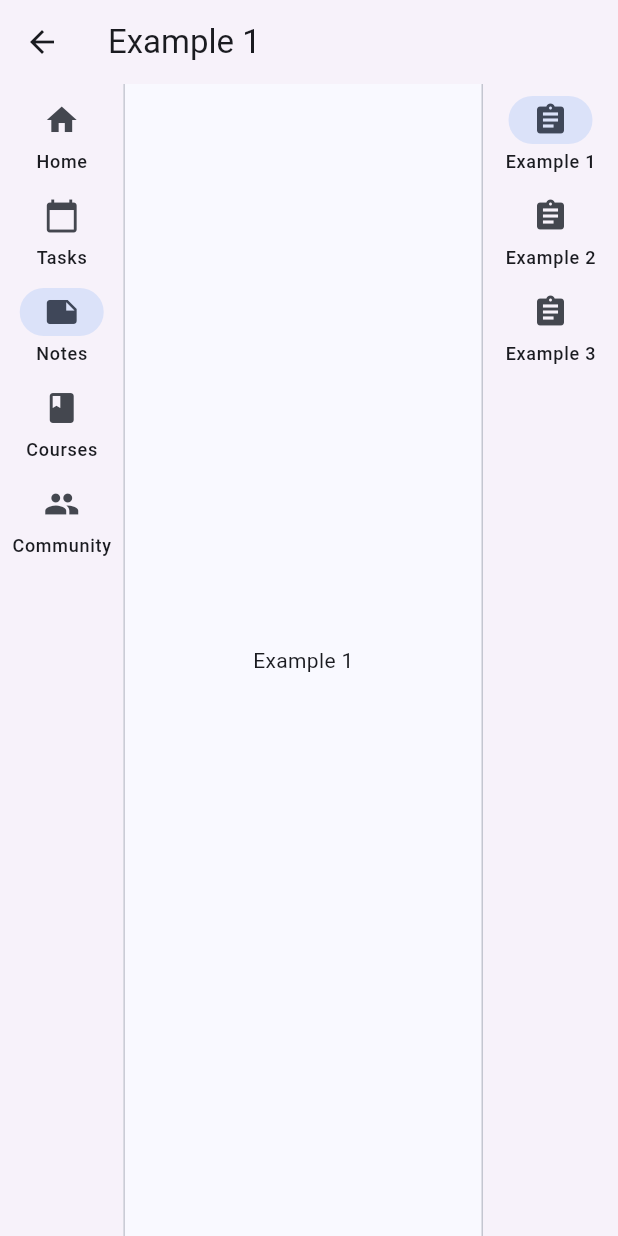
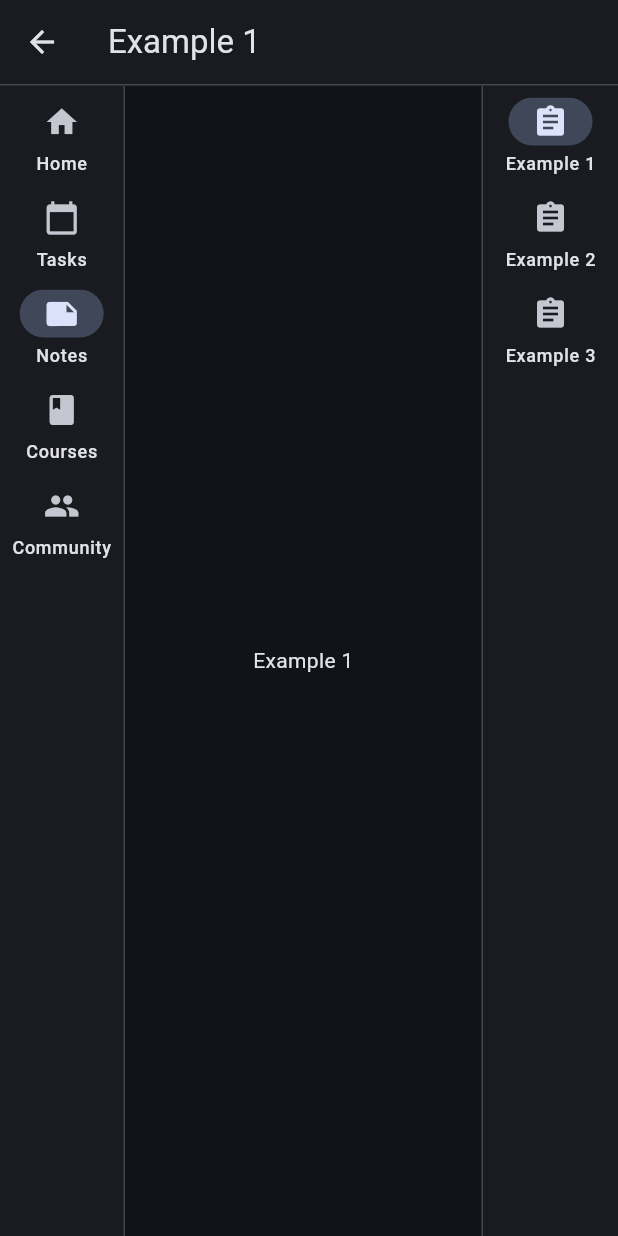
Before and after one commit to AlexeyFloppa/better_io, a Flutter app: the DesktopLayout screen opened directly, after a tap on "Tasks", after a tap on "Notes", on a phone screen of 412 x 824 dp. Run offline on Flutter 3.47's test engine with Material 3 defaults, Android fonts, the phone set to English and light mode, and no system bars; our stand-ins replace flutter_colorpicker, hive, hive_flutter, syncfusion_flutter_calendar; accounts and stored records are empty; statements that could not run were skipped.

Commit message:
feat: Update theme handling and implement custom app bars for desktop and mobile layouts

```diff
--- a/lib/app.dart
+++ b/lib/app.dart
@@ -16,7 +16,7 @@ class App extends StatelessWidget {
       title: 'Better.io',
       theme: AppTheme.lightTheme,
       darkTheme: AppTheme.darkTheme,
-      themeMode: ThemeMode.system,
+      themeMode: ThemeMode.dark,
       home: ChangeNotifierProvider(
         create: (_) => NavController(),
         child: AdaptiveLayout(),
--- a/lib/core/theme/app_theme.dart
+++ b/lib/core/theme/app_theme.dart
@@ -2,32 +2,14 @@ import 'package:flutter/material.dart';
 
 class AppTheme {
   static ThemeData lightTheme = ThemeData(
+    brightness: Brightness.light,
     useMaterial3: true,
     colorSchemeSeed: const Color.fromARGB(255, 26, 115, 232),
-    appBarTheme: AppBarTheme(
-      backgroundColor: ThemeData().colorScheme.surfaceContainerLow,
-      scrolledUnderElevation: 0,
-    ),
-    bottomNavigationBarTheme: BottomNavigationBarThemeData(
-      backgroundColor: ThemeData().colorScheme.surfaceContainerLow,
-    ),
-    navigationRailTheme: NavigationRailThemeData(
-      backgroundColor: ThemeData().colorScheme.surfaceContainerLow,
-    ),
   );
 
   static ThemeData darkTheme = ThemeData(
+    brightness: Brightness.dark,
     useMaterial3: true,
     colorSchemeSeed: const Color.fromARGB(255, 26, 115, 232),
-    appBarTheme: AppBarTheme(
-      backgroundColor: ThemeData().colorScheme.surfaceContainerLow,
-      scrolledUnderElevation: 0,
-    ),
-    bottomNavigationBarTheme: BottomNavigationBarThemeData(
-      backgroundColor: ThemeData().colorScheme.surfaceContainerLow,
-    ),
-    navigationRailTheme: NavigationRailThemeData(
-      backgroundColor: ThemeData().colorScheme.surfaceContainerLow,
-    ),
   );
 }
--- a/lib/features/navigation/presentation/layout/desktop_layout.dart
+++ b/lib/features/navigation/presentation/layout/desktop_layout.dart
@@ -5,6 +5,7 @@ import 'package:provider/provider.dart';
 import '../widgets/module_nav_rail.dart';
 import '../widgets/section_nav_rail.dart';
 import '../widgets/submodule_tab_bar.dart';
+import '../widgets/desktop_appbar.dart';
 
 class DesktopLayout extends StatelessWidget {
   const DesktopLayout({super.key});
@@ -16,8 +17,8 @@ class DesktopLayout extends StatelessWidget {
     final currentSub = NavSelector.getCurrentSubmodule(controller);
 
     return Scaffold(
-      appBar: AppBar(
-        title: Text(currentModule.title),
+      appBar: DesktopAppBar(
+        title: currentModule.title,
       ),
       body: Row(
         children: [
--- /dev/null
+++ b/lib/features/navigation/presentation/widgets/desktop_appbar.dart
@@ -0,0 +1,31 @@
+import 'package:flutter/material.dart';
+
+class DesktopAppBar extends StatelessWidget implements PreferredSizeWidget {
+  final String title;
+
+  const DesktopAppBar({
+    Key? key,
+    required this.title,
+  }) : super(key: key);
+
+  @override
+  Widget build(BuildContext context) {
+    return AppBar(
+      backgroundColor: Theme.of(context).colorScheme.surfaceContainerLow,
+      title: Text(title),
+      elevation: 0,
+      surfaceTintColor: Colors.transparent,
+      scrolledUnderElevation: 0,
+      bottom: PreferredSize(
+        preferredSize: Size.fromHeight(1.0),
+        child: Container(
+          color: Theme.of(context).colorScheme.outlineVariant,
+          height: 1.0,
+        ),
+      ),
+    );
+  }
+
+  @override
+  Size get preferredSize => const Size.fromHeight(kToolbarHeight + 1.0);
+}
--- a/lib/features/navigation/presentation/widgets/module_nav_rail.dart
+++ b/lib/features/navigation/presentation/widgets/module_nav_rail.dart
@@ -18,13 +18,13 @@ class ModuleNavRail extends StatelessWidget {
         : null;
 
     return Container(
-      color: Theme.of(context).appBarTheme.backgroundColor ??
-          Theme.of(context).colorScheme.surface,
+      color: Theme.of(context).colorScheme.surfaceContainerLow,
       width: 90,
       child: Column(
         children: [
           Expanded(
             child: NavigationRail(
+              backgroundColor: Theme.of(context).colorScheme.surfaceContainerLow,
               selectedIndex: selectedIndex,
               labelType: NavigationRailLabelType.all,
               onDestinationSelected: (index) {
@@ -43,9 +43,11 @@ class ModuleNavRail extends StatelessWidget {
             ),
           ),
           // TODO: Rewrite it becasue if we have no button, we have shirink sized box, with padding, which is not good
-          Padding(
-              padding: const EdgeInsets.all(16.0),
-              child: currentModule?.bottomButton),
+            if (currentModule?.bottomButton != null)
+              Padding(
+                padding: const EdgeInsets.all(16.0),
+                child: currentModule!.bottomButton,
+              ),
         ],
       ),
     );
--- a/lib/features/navigation/presentation/widgets/section_nav_rail.dart
+++ b/lib/features/navigation/presentation/widgets/section_nav_rail.dart
@@ -14,6 +14,7 @@ class SectionNavRail extends StatelessWidget {
         sections.indexWhere((s) => s.id == controller.selectedSectionId);
 
     return NavigationRail(
+      backgroundColor: Theme.of(context).colorScheme.surfaceContainerLow,
       selectedIndex: selectedIndex,
       onDestinationSelected: (index) {
         final section = sections[index];
```
Also changed, not shown: lib/features/navigation/presentation/layout/mobile_layout.dart (+3 -8 lines), lib/features/navigation/presentation/widgets/mobile_appbar.dart (added, +30 -0 lines).
